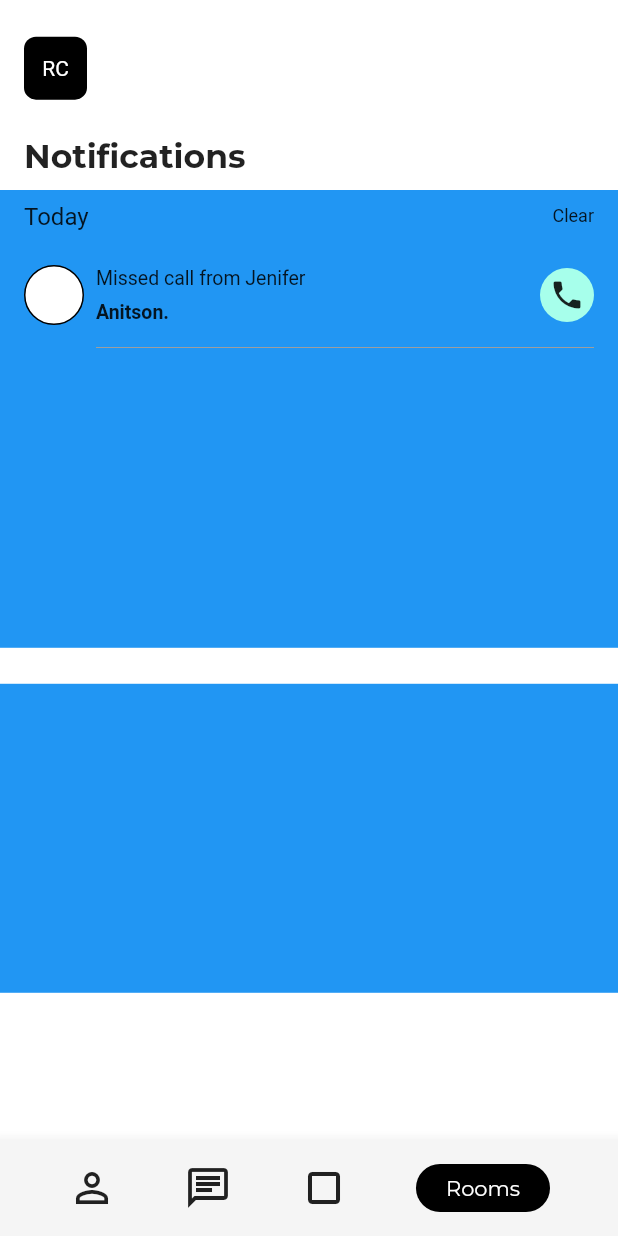
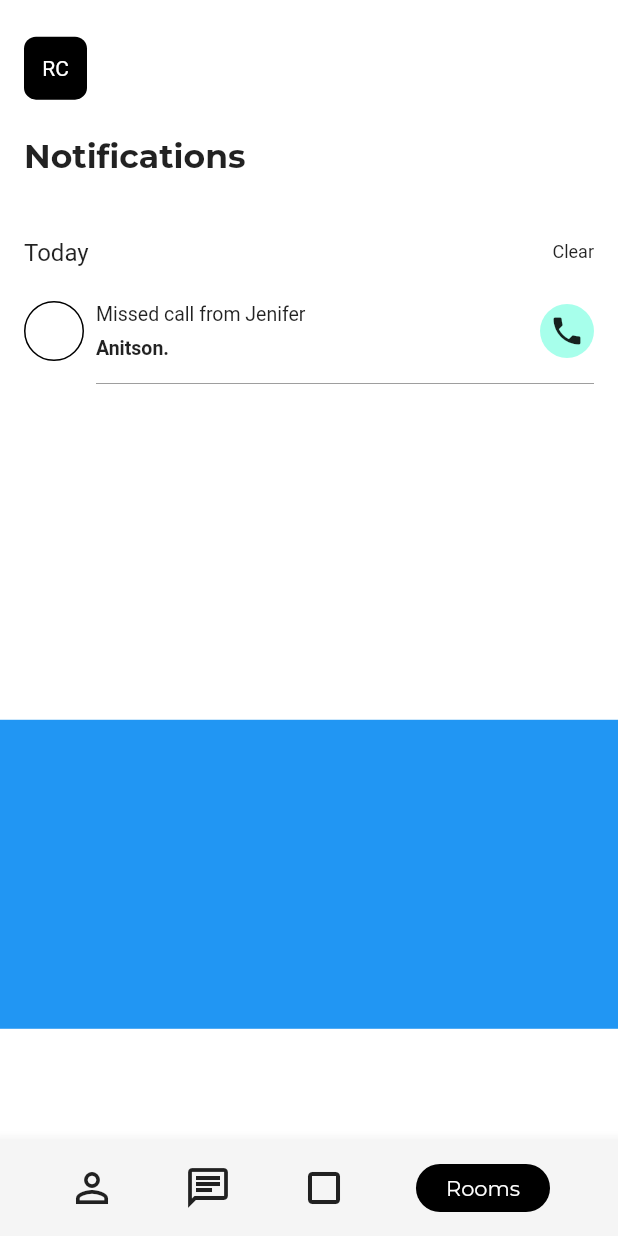
Before and after one commit to JAICHANGPARK/flutter_notebook_8th_story, a Flutter app: the SocialHomePage screen opened by its route, on a phone screen of 412 x 824 dp. Run offline on Flutter 3.47's test engine with Material 2 defaults, Android fonts, the phone set to English and light mode, and no system bars; our stand-ins replace badges, flutter_hooks, google_fonts, hooks_riverpod, state_notifier.

Commit message:
Update social_home_page.dart

```diff
--- a/lib/ep588_social_app/social_home_page.dart
+++ b/lib/ep588_social_app/social_home_page.dart
@@ -55,10 +55,11 @@ class _SocialHomePageState extends State<SocialHomePage> {
               child: SingleChildScrollView(
                 child: Column(
                   children: [
+                    SizedBox(height: 24,),
                     Container(
                       height: MediaQuery.of(context).size.height / 2.7,
                       decoration: BoxDecoration(
-                        color: Colors.blue,
+                        // color: Colors.blue,
                       ),
                       padding: EdgeInsets.symmetric(horizontal: 16),
                       child: Column(
```
